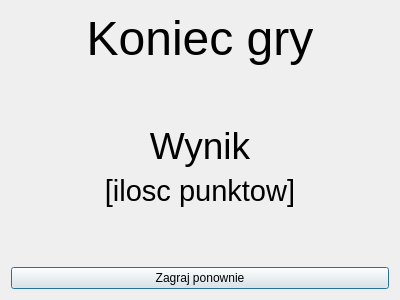
First picture: the form in oknoprzegranej.ui, repository Wirgiliusz/FlyAndShoot, before the edit.
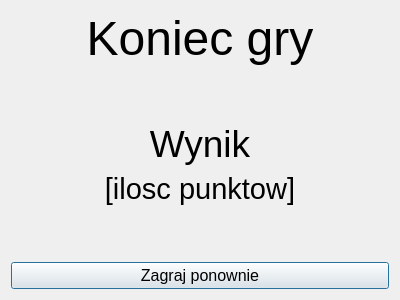
Second picture: the form after the edit.

```diff
--- a/oknoprzegranej.ui
+++ b/oknoprzegranej.ui
@@ -16,6 +16,11 @@
   <layout class="QGridLayout" name="gridLayout">
    <item row="5" column="0">
     <widget class="QPushButton" name="pushButtonZagrajPonownie">
+     <property name="font">
+      <font>
+       <pointsize>12</pointsize>
+      </font>
+     </property>
      <property name="text">
       <string>Zagraj ponownie</string>
      </property>
```
